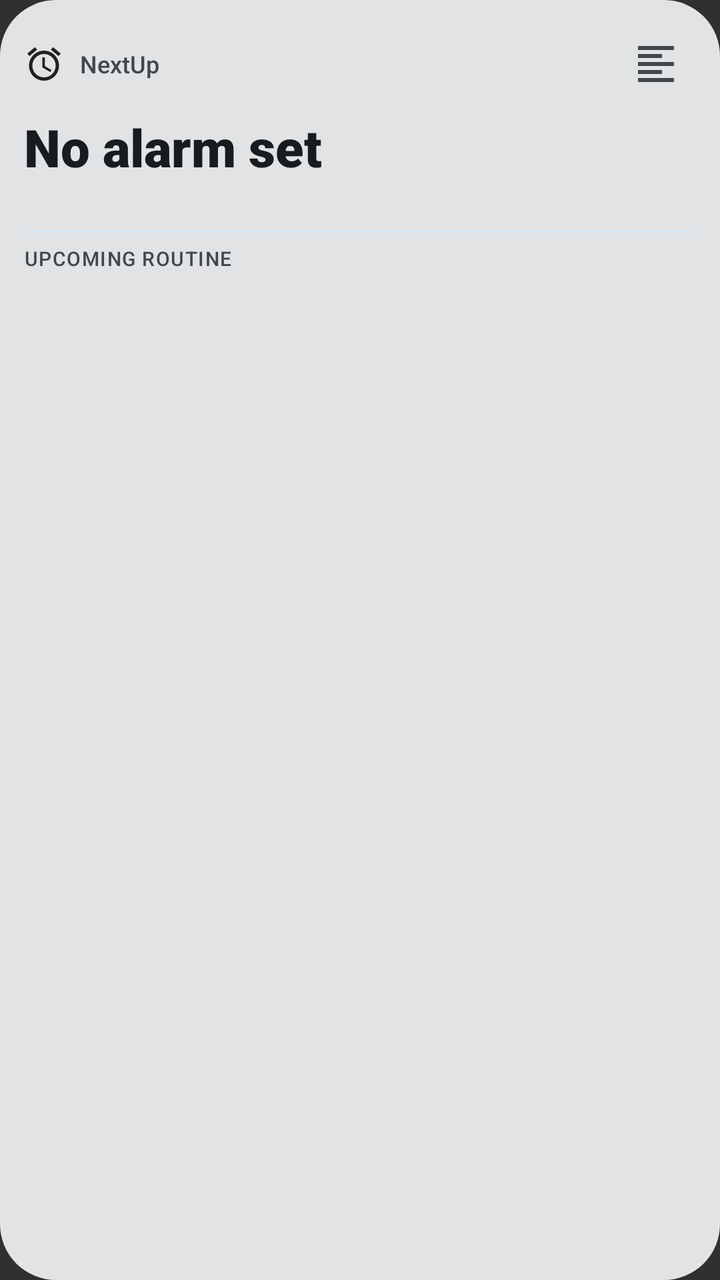
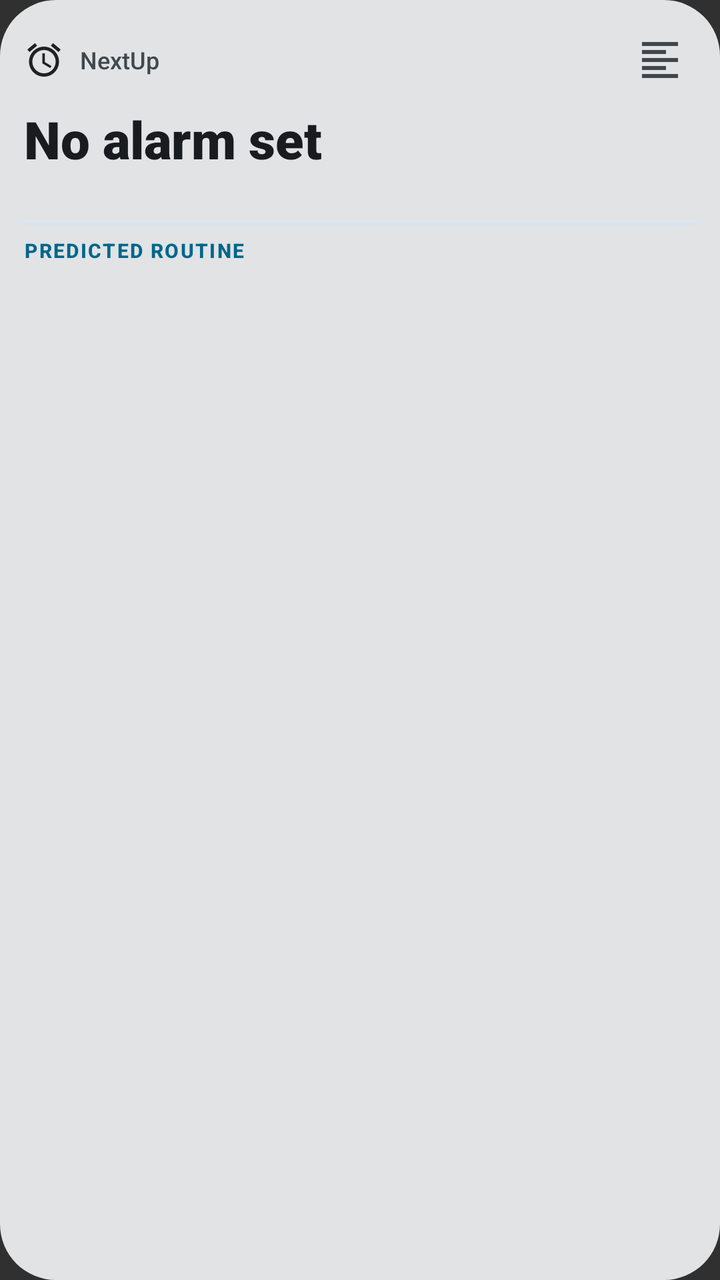

The first picture is an Android layout as it rendered before a commit; the second is the same layout after the commit. The layout source and the unified diff follow.
<!-- AndroidManifest.xml: application theme android:Theme.Material.NoActionBar -->
<!-- res/layout/widget_next_up_tall.xml -->
<?xml version="1.0" encoding="utf-8"?>
<LinearLayout xmlns:android="http://schemas.android.com/apk/res/android"
    android:id="@+id/widget_root"
    android:layout_width="match_parent"
    android:layout_height="match_parent"
    android:background="@drawable/widget_background"
    android:orientation="vertical"
    android:padding="12dp">

    
    <LinearLayout
        android:id="@+id/widget_top_section"
        android:layout_width="match_parent"
        android:layout_height="wrap_content"
        android:orientation="vertical">

        
        <LinearLayout
            android:id="@+id/widget_top_bar"
            android:layout_width="match_parent"
            android:layout_height="wrap_content"
            android:gravity="center_vertical"
            android:orientation="horizontal">

            
            <LinearLayout
                android:id="@+id/widget_header"
                android:layout_width="0dp"
                android:layout_height="wrap_content"
                android:layout_weight="1"
                android:gravity="center_vertical"
                android:orientation="horizontal">

                <ImageView
                    android:id="@+id/widget_icon"
                    android:layout_width="20dp"
                    android:layout_height="20dp"
                    android:contentDescription="@string/app_name"
                    android:src="@drawable/ic_alarm" />

                <TextView
                    android:id="@+id/widget_title"
                    android:layout_width="wrap_content"
                    android:layout_height="wrap_content"
                    android:layout_marginStart="8dp"
                    android:ellipsize="end"
                    android:fontFamily="sans-serif-medium"
                    android:maxLines="1"
                    android:text="@string/app_name"
                    android:textColor="@color/widget_on_surface_variant"
                    android:textSize="12sp" />
            </LinearLayout>

            
            <ImageView
                android:id="@+id/widget_btn_align_toggle"
                android:layout_width="40dp"
                android:layout_height="40dp"
                android:padding="8dp"
                android:contentDescription="@string/widget_alignment_title"
                android:src="@drawable/ic_format_align_left" />
        </LinearLayout>

        
        <TextView
            android:id="@+id/widget_countdown"
            android:layout_width="match_parent"
            android:layout_height="wrap_content"
            android:layout_marginTop="4dp"
            android:autoSizeMaxTextSize="32sp"
            android:autoSizeMinTextSize="14sp"
            android:autoSizeStepGranularity="1sp"
            android:autoSizeTextType="uniform"
            android:ellipsize="none"
            android:fontFamily="sans-serif-black"
            android:maxLines="1"
            android:text="@string/no_alarm_set"
            android:textColor="@color/widget_on_surface"
            android:textSize="26sp" />

        <TextView
            android:id="@+id/widget_alarm_time"
            android:layout_width="match_parent"
            android:layout_height="wrap_content"
            android:ellipsize="none"
            android:fontFamily="sans-serif"
            android:maxLines="2"
            android:text=""
            android:textColor="@color/widget_on_surface_variant"
            android:textSize="12sp" />
    </LinearLayout>

    
    <ImageView
        android:layout_width="match_parent"
        android:layout_height="1dp"
        android:layout_marginTop="8dp"
        android:layout_marginBottom="6dp"
        android:background="@color/widget_chip_bg"
        android:contentDescription="@null" />

    <TextView
        android:id="@+id/widget_section_predicted"
        android:layout_width="match_parent"
        android:layout_height="wrap_content"
        android:fontFamily="sans-serif-medium"
        android:letterSpacing="0.05"
        android:maxLines="1"
        android:singleLine="true"
        android:text="UPCOMING ROUTINE"
        android:textColor="@color/widget_on_surface_variant"
        android:textSize="10sp" />

    
    <ListView
        android:id="@+id/widget_alarms_list"
        android:layout_width="match_parent"
        android:layout_height="0dp"
        android:layout_marginTop="2dp"
        android:layout_weight="1"
        android:divider="@null"
        android:dividerHeight="0dp"
        android:fadingEdge="none"
        android:nestedScrollingEnabled="true"
        android:scrollbars="none" />

    
    <TextView
        android:id="@+id/widget_predicted_empty"
        android:layout_width="match_parent"
        android:layout_height="wrap_content"
        android:layout_marginTop="4dp"
        android:ellipsize="end"
        android:fontFamily="sans-serif-medium"
        android:gravity="start|center_vertical"
        android:includeFontPadding="false"
        android:maxLines="1"
        android:singleLine="true"
        android:text="Learning weekly routine..."
        android:textColor="@color/widget_primary"
        android:textSize="10sp"
        android:visibility="gone" />

</LinearLayout>
<!-- resources referenced by this layout -->
<resources>
  <color name="widget_chip_bg">#E8DEF8</color>
  <color name="widget_on_surface">#1D1B20</color>
  <color name="widget_on_surface_variant">#49454F</color>
  <color name="widget_primary">#6750A4</color>
  <!-- drawable ic_alarm (drawable) -->
  <vector xmlns:android="http://schemas.android.com/apk/res/android"
      android:width="24dp"
      android:height="24dp"
      android:viewportWidth="24"
      android:viewportHeight="24"
      android:tint="?android:attr/colorPrimary">
      <path
          android:fillColor="@android:color/white"
          android:pathData="M22,5.72l-4.6,-3.86 -1.29,1.53 4.6,3.86L22,5.72zM7.88,3.39L6.6,1.86 2,5.71l1.29,1.53 4.59,-3.85zM12.5,8H11v6l4.75,2.85 0.75,-1.23 -4,-2.37V8zM12,4c-4.97,0 -9,4.03 -9,9s4.02,9 9,9 9,-4.03 9,-9 -4.03,-9 -9,-9zM12,20c-3.87,0 -7,-3.13 -7,-7s3.13,-7 7,-7 7,3.13 7,7 -3.13,7 -7,7z"/>
  </vector>
  <!-- drawable ic_format_align_left (drawable) -->
  <vector xmlns:android="http://schemas.android.com/apk/res/android"
      android:width="24dp"
      android:height="24dp"
      android:viewportWidth="24"
      android:viewportHeight="24"
      android:tint="@color/widget_on_surface_variant">
      <path
          android:fillColor="@android:color/white"
          android:pathData="M15,15H3v2h12v-2zm0,-8H3v2h12V7zM3,13h18v-2H3v2zm0,8h18v-2H3v2zM3,3v2h18V3H3z" />
  </vector>
  <!-- drawable widget_background (drawable) -->
  <?xml version="1.0" encoding="utf-8"?>
  <shape xmlns:android="http://schemas.android.com/apk/res/android"
      android:shape="rectangle">
      <corners android:radius="28dp" />
      <solid android:color="@color/widget_surface" />
  </shape>
  <string name="app_name">NextUp</string>
  <string name="no_alarm_set">No alarm set</string>
  <string name="widget_alignment_title">Widget Text Alignment</string>
  <color name="widget_surface">#F2EDF7</color>
</resources>

<!-- the commit's change to res/layout/widget_next_up_tall.xml (unified diff, before → after) -->
@@ -9,61 +9,61 @@
 
     
     <LinearLayout
-        android:id="@+id/widget_top_section"
-        android:layout_width="match_parent"
-        android:layout_height="wrap_content"
-        android:orientation="vertical">
+        android:id="@+id/widget_top_bar"
+        android:layout_width="match_parent"
+        android:layout_height="wrap_content"
+        android:gravity="center_vertical"
+        android:orientation="horizontal">
 
         
         <LinearLayout
-            android:id="@+id/widget_top_bar"
-            android:layout_width="match_parent"
-            android:layout_height="wrap_content"
+            android:id="@+id/widget_header"
+            android:layout_width="0dp"
+            android:layout_height="wrap_content"
+            android:layout_weight="1"
             android:gravity="center_vertical"
             android:orientation="horizontal">
 
-            
-            <LinearLayout
-                android:id="@+id/widget_header"
-                android:layout_width="0dp"
+            <ImageView
+                android:id="@+id/widget_icon"
+                android:layout_width="20dp"
+                android:layout_height="20dp"
+                android:contentDescription="@string/app_name"
+                android:src="@drawable/ic_alarm" />
+
+            <TextView
+                android:id="@+id/widget_title"
+                android:layout_width="wrap_content"
                 android:layout_height="wrap_content"
-                android:layout_weight="1"
-                android:gravity="center_vertical"
-                android:orientation="horizontal">
-
-                <ImageView
-                    android:id="@+id/widget_icon"
-                    android:layout_width="20dp"
-                    android:layout_height="20dp"
-                    android:contentDescription="@string/app_name"
-                    android:src="@drawable/ic_alarm" />
-
-                <TextView
-                    android:id="@+id/widget_title"
-                    android:layout_width="wrap_content"
-                    android:layout_height="wrap_content"
-                    android:layout_marginStart="8dp"
-                    android:ellipsize="end"
-                    android:fontFamily="sans-serif-medium"
-                    android:maxLines="1"
-                    android:text="@string/app_name"
-                    android:textColor="@color/widget_on_surface_variant"
-                    android:textSize="12sp" />
-            </LinearLayout>
-
-            
-            <ImageView
-                android:id="@+id/widget_btn_align_toggle"
-                android:layout_width="40dp"
-                android:layout_height="40dp"
-                android:padding="8dp"
-                android:contentDescription="@string/widget_alignment_title"
-                android:src="@drawable/ic_format_align_left" />
+                android:layout_marginStart="8dp"
+                android:ellipsize="end"
+                android:fontFamily="sans-serif-medium"
+                android:maxLines="1"
+                android:text="@string/app_name"
+                android:textColor="@color/widget_on_surface_variant"
+                android:textSize="12sp" />
         </LinearLayout>
 
         
-        <TextView
-            android:id="@+id/widget_countdown"
+        <ImageView
+            android:id="@+id/widget_btn_align_toggle"
+            android:layout_width="36dp"
+            android:layout_height="36dp"
+            android:padding="6dp"
+            android:contentDescription="@string/widget_alignment_title"
+            android:src="@drawable/ic_format_align_left" />
+    </LinearLayout>
+
+    
+    <LinearLayout
+        android:id="@+id/widget_alarm_section_left"
+        android:layout_width="match_parent"
+        android:layout_height="wrap_content"
+        android:orientation="vertical"
+        android:visibility="visible">
+
+        <TextView
+            android:id="@+id/widget_countdown_left"
             android:layout_width="match_parent"
             android:layout_height="wrap_content"
             android:layout_marginTop="4dp"
@@ -73,17 +73,21 @@
             android:autoSizeTextType="uniform"
             android:ellipsize="none"
             android:fontFamily="sans-serif-black"
+            android:gravity="start|center_vertical"
+            android:textAlignment="viewStart"
             android:maxLines="1"
             android:text="@string/no_alarm_set"
             android:textColor="@color/widget_on_surface"
             android:textSize="26sp" />
 
         <TextView
-            android:id="@+id/widget_alarm_time"
+            android:id="@+id/widget_alarm_time_left"
             android:layout_width="match_parent"
             android:layout_height="wrap_content"
             android:ellipsize="none"
             android:fontFamily="sans-serif"
+            android:gravity="start|center_vertical"
+            android:textAlignment="viewStart"
             android:maxLines="2"
             android:text=""
             android:textColor="@color/widget_on_surface_variant"
@@ -91,6 +95,49 @@
     </LinearLayout>
 
     
+    <LinearLayout
+        android:id="@+id/widget_alarm_section_center"
+        android:layout_width="match_parent"
+        android:layout_height="wrap_content"
+        android:gravity="center_horizontal"
+        android:orientation="vertical"
+        android:visibility="gone">
+
+        <TextView
+            android:id="@+id/widget_countdown_center"
+            android:layout_width="match_parent"
+            android:layout_height="wrap_content"
+            android:layout_gravity="center_horizontal"
+            android:layout_marginTop="4dp"
+            android:autoSizeMaxTextSize="32sp"
+            android:autoSizeMinTextSize="14sp"
+            android:autoSizeStepGranularity="1sp"
+            android:autoSizeTextType="uniform"
+            android:ellipsize="none"
+            android:fontFamily="sans-serif-black"
+            android:gravity="center"
+            android:textAlignment="center"
+            android:maxLines="1"
+            android:text="@string/no_alarm_set"
+            android:textColor="@color/widget_on_surface"
+            android:textSize="26sp" />
+
+        <TextView
+            android:id="@+id/widget_alarm_time_center"
+            android:layout_width="match_parent"
+            android:layout_height="wrap_content"
+            android:layout_gravity="center_horizontal"
+            android:ellipsize="none"
+            android:fontFamily="sans-serif"
+            android:gravity="center"
+            android:textAlignment="center"
+            android:maxLines="2"
+            android:text=""
+            android:textColor="@color/widget_on_surface_variant"
+            android:textSize="12sp" />
+    </LinearLayout>
+
+    
     <ImageView
         android:layout_width="match_parent"
         android:layout_height="1dp"
@@ -99,17 +146,42 @@
         android:background="@color/widget_chip_bg"
         android:contentDescription="@null" />
 
-    <TextView
-        android:id="@+id/widget_section_predicted"
-        android:layout_width="match_parent"
-        android:layout_height="wrap_content"
-        android:fontFamily="sans-serif-medium"
+    
+    <TextView
+        android:id="@+id/widget_section_predicted_left"
+        android:layout_width="match_parent"
+        android:layout_height="wrap_content"
+        android:layout_marginBottom="3dp"
+        android:fontFamily="sans-serif-medium"
+        android:textStyle="bold"
+        android:gravity="start|center_vertical"
+        android:textAlignment="viewStart"
+        android:letterSpacing="0.08"
+        android:maxLines="1"
+        android:singleLine="true"
+        android:text="PREDICTED ROUTINE"
+        android:textColor="@color/widget_primary"
+        android:textSize="10sp"
+        android:visibility="visible" />
+
+    
+    <TextView
+        android:id="@+id/widget_section_predicted_center"
+        android:layout_width="match_parent"
+        android:layout_height="wrap_content"
+        android:layout_gravity="center_horizontal"
+        android:layout_marginBottom="3dp"
+        android:fontFamily="sans-serif-medium"
+        android:textStyle="bold"
+        android:gravity="center"
+        android:textAlignment="center"
         android:letterSpacing="0.05"
         android:maxLines="1"
         android:singleLine="true"
-        android:text="UPCOMING ROUTINE"
-        android:textColor="@color/widget_on_surface_variant"
-        android:textSize="10sp" />
+        android:text="PREDICTED ROUTINE"
+        android:textColor="@color/widget_primary"
+        android:textSize="10sp"
+        android:visibility="gone" />
 
     
     <ListView
@@ -126,19 +198,39 @@
 
     
     <TextView
-        android:id="@+id/widget_predicted_empty"
+        android:id="@+id/widget_predicted_empty_left"
         android:layout_width="match_parent"
         android:layout_height="wrap_content"
         android:layout_marginTop="4dp"
         android:ellipsize="end"
         android:fontFamily="sans-serif-medium"
         android:gravity="start|center_vertical"
+        android:textAlignment="viewStart"
         android:includeFontPadding="false"
         android:maxLines="1"
         android:singleLine="true"
-        android:text="Learning weekly routine..."
-        android:textColor="@color/widget_primary"
-        android:textSize="10sp"
+        android:text="No upcoming routine alarms"
+        android:textColor="@color/widget_on_surface_variant"
+        android:textSize="11sp"
         android:visibility="gone" />
 
+    
+    <TextView
+        android:id="@+id/widget_predicted_empty_center"
+        android:layout_width="match_parent"
+        android:layout_height="wrap_content"
+        android:layout_gravity="center_horizontal"
+        android:layout_marginTop="4dp"
+        android:ellipsize="end"
+        android:fontFamily="sans-serif-medium"
+        android:gravity="center"
+        android:textAlignment="center"
+        android:includeFontPadding="false"
+        android:maxLines="1"
+        android:singleLine="true"
+        android:text="No upcoming routine alarms"
+        android:textColor="@color/widget_on_surface_variant"
+        android:textSize="11sp"
+        android:visibility="gone" />
+
 </LinearLayout>
